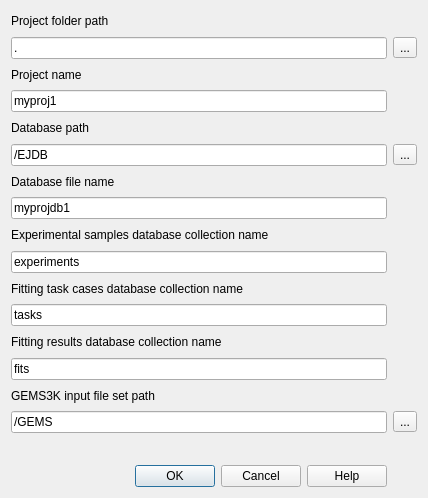
Before: the Qt Designer form gfshell2/dialogs/ProjectSettingsDialog.ui in gemshub/gemsfits, drawn with Qt 5.
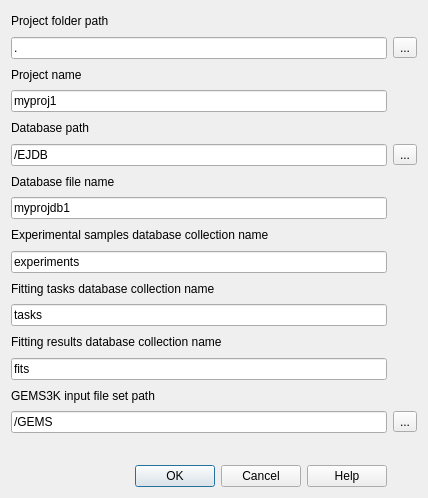
After: the same form once the commit is applied. Icons and pictures are not drawn.

Commit message: Edited menu entries, icons and toolbars on main windows; refreshed help database.

Diff of the .ui file:
```diff
--- a/gfshell2/dialogs/ProjectSettingsDialog.ui
+++ b/gfshell2/dialogs/ProjectSettingsDialog.ui
@@ -107,7 +107,7 @@
    <item row="10" column="0">
     <widget class="QLabel" name="label_6">
      <property name="text">
-      <string>Fitting task cases database collection name</string>
+      <string>Fitting tasks database collection name</string>
      </property>
     </widget>
    </item>
```
Left out of the diff: 10 changed lines with no effect on the pictures. The commit also changes 12 other files.
